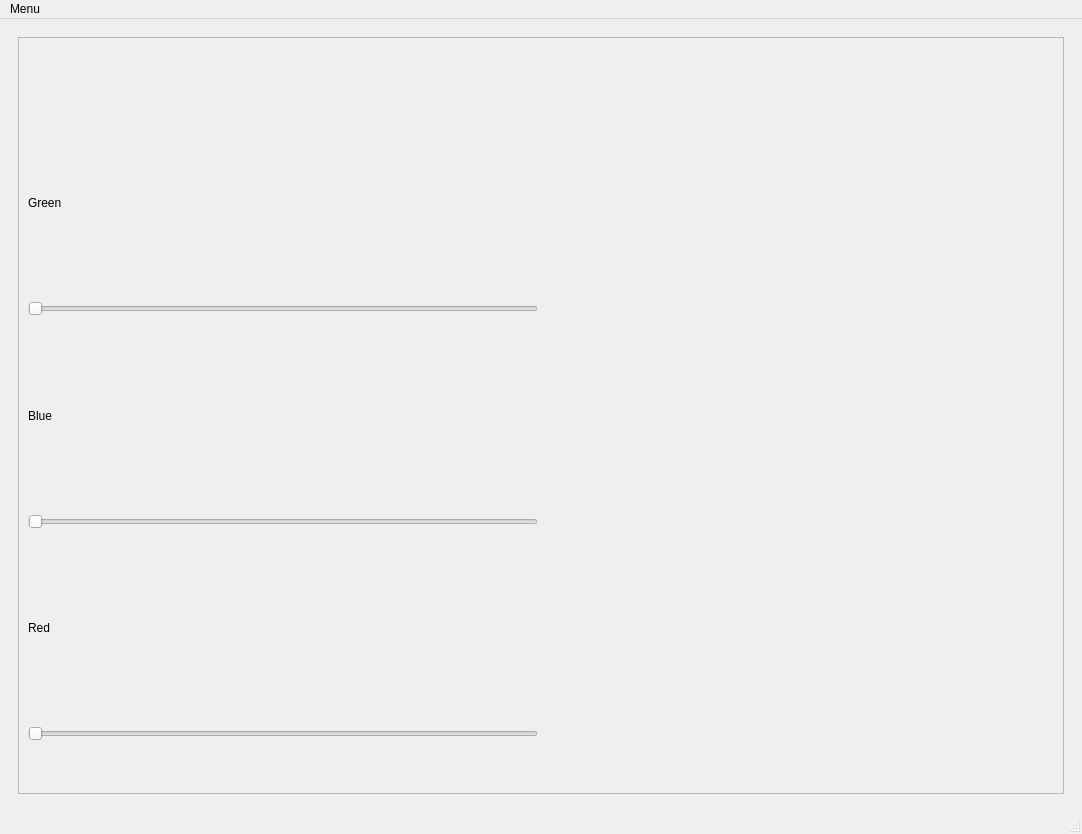
Before: the Qt Designer form mainwindow.ui in Racalniog/QTAppAlfaExercises, drawn with Qt 5.
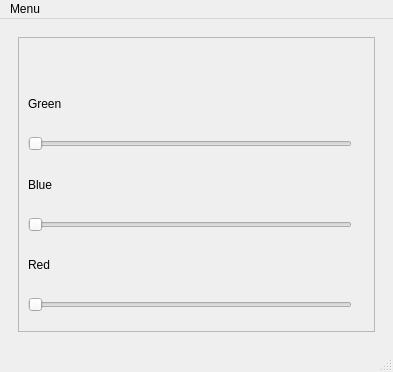
After: the same form once the commit is applied. The open tabs and pages were chosen to show the change.

```diff
--- a/mainwindow.ui
+++ b/mainwindow.ui
@@ -6,8 +6,8 @@
    <rect>
     <x>0</x>
     <y>0</y>
-    <width>1082</width>
-    <height>834</height>
+    <width>393</width>
+    <height>372</height>
    </rect>
   </property>
   <property name="sizePolicy">
@@ -549,6 +549,12 @@
        <layout class="QGridLayout" name="gridLayout_9">
         <item row="0" column="0">
          <widget class="QFrame" name="frame_4">
+          <property name="sizePolicy">
+           <sizepolicy hsizetype="Preferred" vsizetype="Preferred">
+            <horstretch>0</horstretch>
+            <verstretch>0</verstretch>
+           </sizepolicy>
+          </property>
           <property name="frameShape">
            <enum>QFrame::StyledPanel</enum>
           </property>
@@ -558,6 +564,12 @@
           <layout class="QGridLayout" name="gridLayout_3">
            <item row="0" column="0">
             <widget class="QLabel" name="colorPreview">
+             <property name="sizePolicy">
+              <sizepolicy hsizetype="MinimumExpanding" vsizetype="Preferred">
+               <horstretch>0</horstretch>
+               <verstretch>0</verstretch>
+              </sizepolicy>
+             </property>
              <property name="autoFillBackground">
               <bool>true</bool>
              </property>
@@ -568,6 +580,12 @@
            </item>
            <item row="1" column="0">
             <widget class="QLabel" name="label_3">
+             <property name="sizePolicy">
+              <sizepolicy hsizetype="MinimumExpanding" vsizetype="Preferred">
+               <horstretch>0</horstretch>
+               <verstretch>0</verstretch>
+              </sizepolicy>
+             </property>
              <property name="text">
               <string>Green</string>
              </property>
@@ -575,6 +593,12 @@
            </item>
            <item row="1" column="1">
             <widget class="QLabel" name="greenValue">
+             <property name="sizePolicy">
+              <sizepolicy hsizetype="Preferred" vsizetype="Preferred">
+               <horstretch>0</horstretch>
+               <verstretch>0</verstretch>
+              </sizepolicy>
+             </property>
              <property name="text">
               <string/>
              </property>
@@ -583,7 +607,7 @@
            <item row="2" column="0">
             <widget class="QSlider" name="greenSlider">
              <property name="sizePolicy">
-              <sizepolicy hsizetype="Preferred" vsizetype="Preferred">
+              <sizepolicy hsizetype="MinimumExpanding" vsizetype="Preferred">
                <horstretch>0</horstretch>
                <verstretch>0</verstretch>
               </sizepolicy>
@@ -595,6 +619,12 @@
            </item>
            <item row="3" column="0">
             <widget class="QLabel" name="label_5">
+             <property name="sizePolicy">
+              <sizepolicy hsizetype="MinimumExpanding" vsizetype="Preferred">
+               <horstretch>0</horstretch>
+               <verstretch>0</verstretch>
+              </sizepolicy>
+             </property>
              <property name="text">
               <string>Blue</string>
              </property>
@@ -602,6 +632,12 @@
            </item>
            <item row="3" column="1">
             <widget class="QLabel" name="blueValue">
+             <property name="sizePolicy">
+              <sizepolicy hsizetype="Preferred" vsizetype="Preferred">
+               <horstretch>0</horstretch>
+               <verstretch>0</verstretch>
+              </sizepolicy>
+             </property>
              <property name="text">
               <string/>
              </property>
@@ -610,7 +646,7 @@
            <item row="4" column="0">
             <widget class="QSlider" name="blueSlider">
              <property name="sizePolicy">
-              <sizepolicy hsizetype="Preferred" vsizetype="Preferred">
+              <sizepolicy hsizetype="MinimumExpanding" vsizetype="Preferred">
                <horstretch>0</horstretch>
                <verstretch>0</verstretch>
               </sizepolicy>
@@ -622,6 +658,12 @@
            </item>
            <item row="5" column="0">
             <widget class="QLabel" name="label_4">
+             <property name="sizePolicy">
+              <sizepolicy hsizetype="MinimumExpanding" vsizetype="Preferred">
+               <horstretch>0</horstretch>
+               <verstretch>0</verstretch>
+              </sizepolicy>
+             </property>
              <property name="text">
               <string>Red</string>
              </property>
@@ -629,6 +671,12 @@
            </item>
            <item row="5" column="1">
             <widget class="QLabel" name="redValue">
+             <property name="sizePolicy">
+              <sizepolicy hsizetype="Preferred" vsizetype="Preferred">
+               <horstretch>0</horstretch>
+               <verstretch>0</verstretch>
+              </sizepolicy>
+             </property>
              <property name="text">
               <string/>
              </property>
@@ -637,7 +685,7 @@
            <item row="6" column="0">
             <widget class="QSlider" name="redSlider">
              <property name="sizePolicy">
-              <sizepolicy hsizetype="Preferred" vsizetype="Preferred">
+              <sizepolicy hsizetype="MinimumExpanding" vsizetype="Preferred">
                <horstretch>0</horstretch>
                <verstretch>0</verstretch>
               </sizepolicy>
@@ -661,7 +709,7 @@
     <rect>
      <x>0</x>
      <y>0</y>
-     <width>1082</width>
+     <width>393</width>
      <height>25</height>
     </rect>
    </property>
```
Left out of the diff: 17 changed lines with no effect on the pictures.
